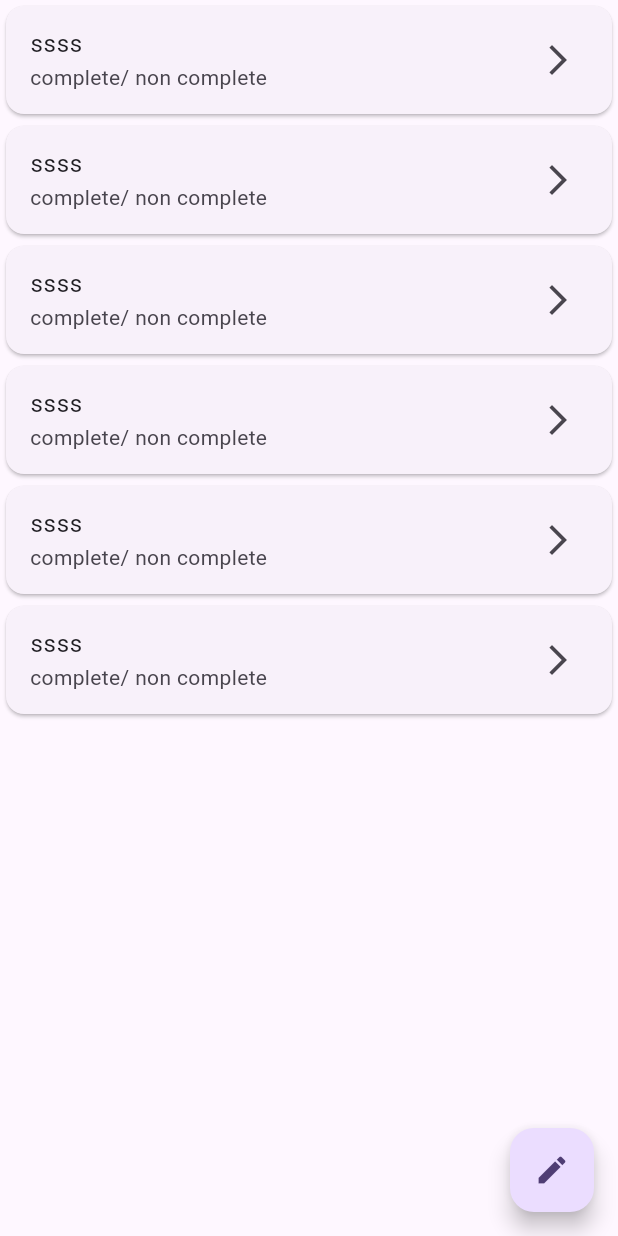
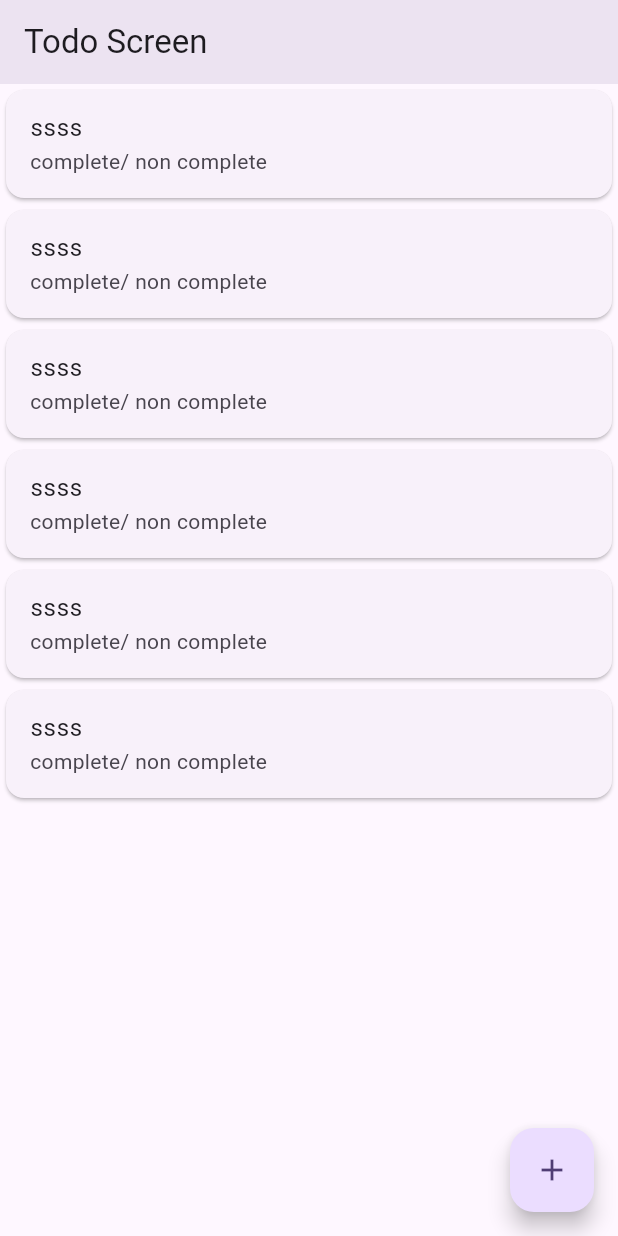
Before and after one commit to Yousef-Omran909/project-test, a Flutter app: the TodoScreen screen opened directly, on a phone screen of 412 x 824 dp. Run offline on Flutter 3.47's test engine with Material 3 defaults, Android fonts, the phone set to English and light mode, and no system bars; drawn by our look-alikes of flutter_slidable; our stand-ins replace flutter_svg.

```diff
--- a/lib/todo_train/add_todo.dart
+++ b/lib/todo_train/add_todo.dart
@@ -11,7 +11,7 @@ class AddTodo extends StatelessWidget {
       onPressed: () {
         customShowDialog(context);
         },
-      child: Icon(Icons.edit),
+      child: Icon(Icons.add),
     );
   }
 
--- a/lib/todo_train/todoScreen.dart
+++ b/lib/todo_train/todoScreen.dart
@@ -1,4 +1,5 @@
 import 'package:flutter/material.dart';
+import 'package:flutter_slidable/flutter_slidable.dart';
 import 'package:train/todo_train/add_todo.dart';
 import 'package:train/todo_train/widget/costom_textField.dart';
 
@@ -13,11 +14,45 @@ class _TodoScreenState extends State<TodoScreen> {
   @override
   Widget build(BuildContext context) {
     return Scaffold(
+      appBar: AppBar(
+        title: Text("Todo Screen"),
+        elevation: 8,
+      ),
       floatingActionButton: AddTodo(),
       body: ListView.builder(
           itemCount: 6,
           itemBuilder: (context, index) {
-            return Card(
+            return
+
+              Slidable(
+                endActionPane: ActionPane(
+                  motion: const ScrollMotion(),
+                  children:  [
+                    SlidableAction(
+                      onPressed: (context){},
+                      backgroundColor: Color(0xFFFE4A49),
+                      foregroundColor: Colors.white,
+                      icon: Icons.delete,
+                      label: 'Delete',
+                    ),
+                  ],
+                ),
+
+                startActionPane:  ActionPane(
+                  motion: ScrollMotion(),
+                  children: [
+                    SlidableAction(
+                      // flex: 2,
+                      onPressed: (context){},
+                      backgroundColor: Color(0xFF7BC043),
+                      foregroundColor: Colors.white,
+                      icon: Icons.edit,
+                      label: 'edit',
+                    ),
+
+                  ],
+                ),
+                child: Card(
                 child: ListTile(
                   onTap: () {
                     showDialog(
@@ -29,7 +64,8 @@ class _TodoScreenState extends State<TodoScreen> {
                   },
                   title: Text("ssss"),
                   subtitle: Text("complete/ non complete"),
-                trailing: Icon(Icons.arrow_forward_ios_outlined),
+
+                ),
             ),
               );
           }),
--- a/pubspec.yaml
+++ b/pubspec.yaml
@@ -36,6 +36,7 @@ dependencies:
   # Use with the CupertinoIcons class for iOS style icons.
   cupertino_icons: ^1.0.2
   flutter_svg: ^2.0.5
+  flutter_slidable: ^3.1.2
 
 dev_dependencies:
   flutter_test:
```
Also changed, not shown: pubspec.lock. Lines whose indentation alone changed are shown as unchanged.
